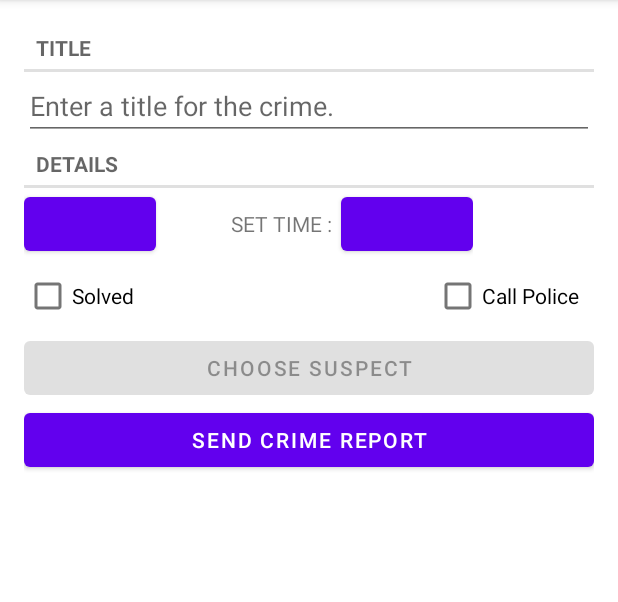
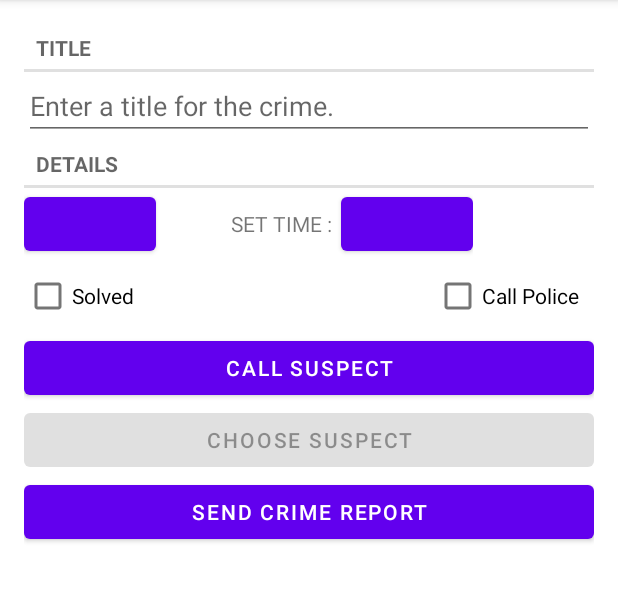
Before and after one commit to daniel-iroka/Criminal-Intent-App, an Android app: the screen it shows after launch (MainActivity), after a tap on "ADD CRIME.", on a phone screen of 412 x 824 dp, the part 84-686 px from its top. Run offline under Robolectric (Android 15) with nearby library versions, the phone set to English and light mode, and no system bars; our stand-ins replace Room's generated code; 1 statement that could not run was skipped.

Commit message:
Completed Intent challenge

```diff
--- a/app/src/main/AndroidManifest.xml
+++ b/app/src/main/AndroidManifest.xml
@@ -1,6 +1,8 @@
 <?xml version="1.0" encoding="utf-8"?>
 <manifest xmlns:android="http://schemas.android.com/apk/res/android"
     package="com.bignerdranch.android.criminalintentChallengeVersion">
+
+    <uses-permission android:name="android.permission.READ_CONTACTS"/>
 
     <application
         android:name="com.bignerdranch.android.criminalintentChallengeVersion.CriminalIntentApplication"
--- a/app/src/main/java/com/bignerdranch/android/criminalintentChallengeVersion/Crime.kt
+++ b/app/src/main/java/com/bignerdranch/android/criminalintentChallengeVersion/Crime.kt
@@ -10,4 +10,4 @@ import java.util.*
 // This is a data class that will hold the list data for the crimes
 @Entity
 data class Crime(@PrimaryKey val id: UUID = UUID.randomUUID(), var title : String = "", var date: Date = Date(), var isSolved: Boolean = false,
-                 var contactPolice: String = "Contact Police", var time :Date = Date(), var suspect :String = "")
+                 var contactPolice: String = "Contact Police", var time :Date = Date(), var suspect :String = "", var phoneNumber: String ="")
--- a/app/src/main/java/com/bignerdranch/android/criminalintentChallengeVersion/CrimeRepository.kt
+++ b/app/src/main/java/com/bignerdranch/android/criminalintentChallengeVersion/CrimeRepository.kt
@@ -4,7 +4,7 @@ import android.content.Context
 import androidx.lifecycle.LiveData
 import androidx.room.Room
 import com.bignerdranch.android.criminalintentChallengeVersion.database.CrimeDatabase
-import com.bignerdranch.android.criminalintentChallengeVersion.database.migration_3_4
+import com.bignerdranch.android.criminalintentChallengeVersion.database.migration_4_5
 import java.util.*
 import java.util.concurrent.Executors
 
@@ -24,7 +24,7 @@ class CrimeRepository private constructor(context: Context) {
         context.applicationContext,
         CrimeDatabase::class.java,
         DATABASE_NAME
-    ).addMigrations(migration_3_4).build()
+    ).addMigrations(migration_4_5).build()
 
     private val crimeDao = database.crimeDao()    // stores references to our DAO objects
 
--- a/app/src/main/java/com/bignerdranch/android/criminalintentChallengeVersion/database/CrimeDatabase.kt
+++ b/app/src/main/java/com/bignerdranch/android/criminalintentChallengeVersion/database/CrimeDatabase.kt
@@ -14,7 +14,7 @@ import com.bignerdranch.android.criminalintentChallengeVersion.Crime
 
 /** CHALLENGE 3 : ADDRESSING THE SCHEMA WARNING - A database schema represents the structure of a database. Address the warning by setting the export
  *                to false. **/
-@Database(entities = [ Crime::class], version=4, exportSchema = false)
+@Database(entities = [ Crime::class], version=5, exportSchema = false)
 @TypeConverters(CrimeTypeConverters::class)
 abstract class CrimeDatabase : RoomDatabase() {
 
@@ -24,9 +24,9 @@ abstract class CrimeDatabase : RoomDatabase() {
 
 }
 
-val migration_3_4 = object : Migration(3,4) {
+val migration_4_5 = object : Migration(4,5) {
     override fun migrate(database: SupportSQLiteDatabase) {
-        database.execSQL("ALTER TABLE Crime ADD COLUMN suspect TEXT NOT NULL DEFAULT ''")
+        database.execSQL("ALTER TABLE Crime ADD COLUMN phoneNumber TEXT NOT NULL DEFAULT ''")
     }
 
 }
--- a/app/src/main/res/layout/fragment_crime.xml
+++ b/app/src/main/res/layout/fragment_crime.xml
@@ -1,6 +1,7 @@
 <?xml version="1.0" encoding="utf-8"?>
 <LinearLayout xmlns:android="http://schemas.android.com/apk/res/android"
     xmlns:tools="http://schemas.android.com/tools"
+    xmlns:app="http://schemas.android.com/apk/res-auto"
     android:orientation="vertical"
     android:layout_width="match_parent"
     android:layout_height="match_parent"
@@ -58,6 +59,7 @@
     </LinearLayout>
 
 
+    <!-- CheckBox linearLayout -->
 
     <LinearLayout
         android:layout_width="match_parent"
@@ -82,6 +84,11 @@
 
     </LinearLayout>
 
+    <Button
+        android:id="@+id/call_suspect_button"
+        android:layout_width="match_parent"
+        android:layout_height="wrap_content"
+        android:text="@string/call_suspect"/>
 
     <Button
         android:id="@+id/crime_suspect"
@@ -96,4 +103,5 @@
         android:text="@string/crime_report_text"/>
 
 
+
 </LinearLayout>
--- a/app/src/main/res/values/strings.xml
+++ b/app/src/main/res/values/strings.xml
@@ -24,4 +24,5 @@
     <string name="crime_report_suspect">the suspect is %s.</string>
     <string name="crime_report_subject">CriminalIntent Crime Report</string>
     <string name="send_report">Send crime report via</string>
+    <string name="call_suspect">Call Suspect</string>
 </resources>
```
Also changed, not shown: app/src/main/java/com/bignerdranch/android/criminalintentChallengeVersion/CrimeFragment.kt (+52 -0 lines).
